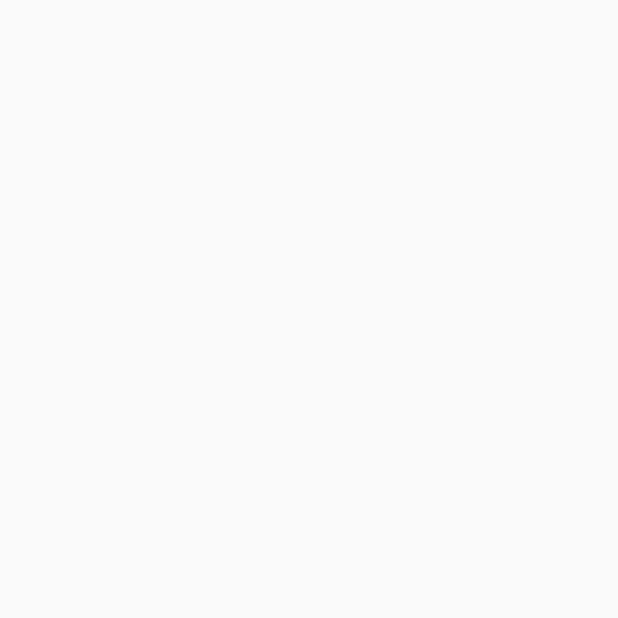
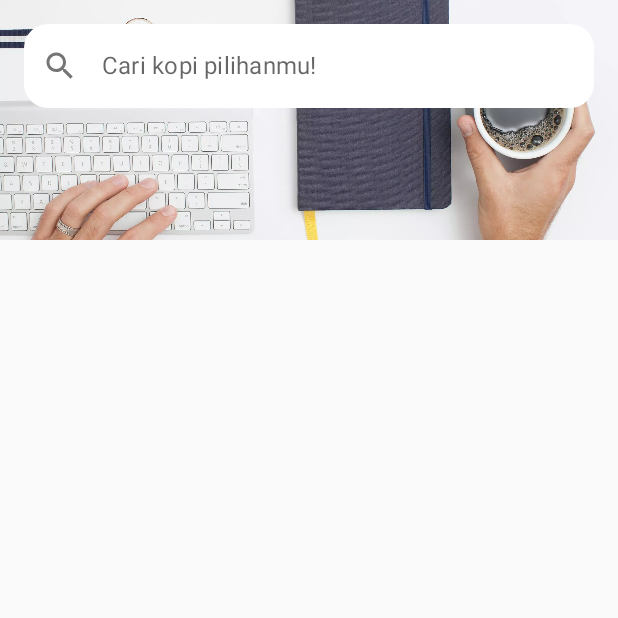
Before and after one commit to akbarhmu/CoffeeShopCompose, an Android app built with Jetpack Compose: the screen it shows after launch (MainActivity), on a phone screen of 412 x 824 dp, the top half of it. Before the commit the part shown is empty. Run offline under Robolectric (Android 15) with nearby library versions, the phone set to English and light mode, and no system bars.

Commit message:
feat: Add banner section to main activity

```diff
--- a/app/src/main/java/id/ngoding/composecoffee/MainActivity.kt
+++ b/app/src/main/java/id/ngoding/composecoffee/MainActivity.kt
@@ -3,14 +3,22 @@ package id.ngoding.composecoffee
 import android.os.Bundle
 import androidx.activity.ComponentActivity
 import androidx.activity.compose.setContent
+import androidx.compose.foundation.Image
+import androidx.compose.foundation.layout.Box
+import androidx.compose.foundation.layout.Column
 import androidx.compose.foundation.layout.fillMaxSize
+import androidx.compose.foundation.layout.height
 import androidx.compose.material.MaterialTheme
 import androidx.compose.material.Surface
 import androidx.compose.material.Text
 import androidx.compose.runtime.Composable
 import androidx.compose.ui.Modifier
+import androidx.compose.ui.layout.ContentScale
+import androidx.compose.ui.res.painterResource
 import androidx.compose.ui.tooling.preview.Devices
 import androidx.compose.ui.tooling.preview.Preview
+import androidx.compose.ui.unit.dp
+import id.ngoding.composecoffee.ui.components.SearchBar
 import id.ngoding.composecoffee.ui.theme.ComposeCoffeeTheme
 
 class MainActivity : ComponentActivity() {
@@ -26,7 +34,24 @@ class MainActivity : ComponentActivity() {
 
 @Composable
 fun ComposeCoffeeApp() {
+    Column {
+        Banner()
+    }
+}
 
+@Composable
+fun Banner(
+    modifier: Modifier = Modifier,
+) {
+    Box(modifier = modifier) {
+        Image(
+            painter = painterResource(id = R.drawable.banner),
+            contentDescription = "Banner Image",
+            contentScale = ContentScale.Crop,
+            modifier = Modifier.height(160.dp)
+        )
+        SearchBar()
+    }
 }
 
 @Preview(showBackground = true, device = Devices.PIXEL_4)
```
